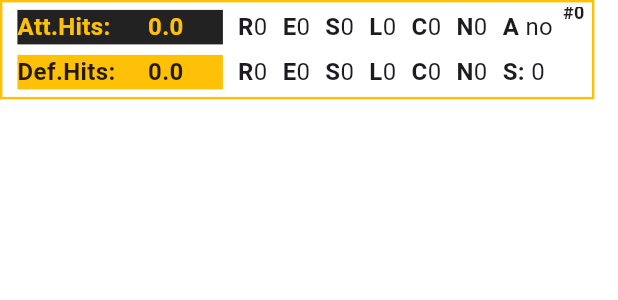
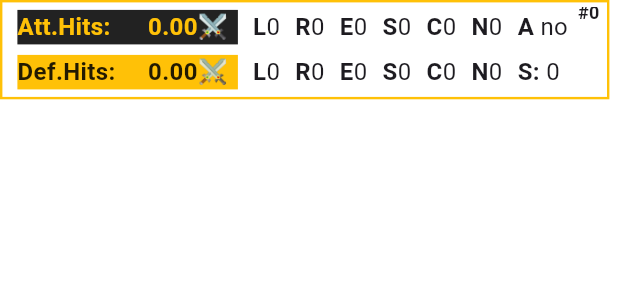
Before and after one commit to ismakc/Battle-Simulator-War-for-Arrakis, a Flutter app: the BattleHistoryItem widget shown alone on an empty page, opened directly with empty values, on a phone screen of 412 x 824 dp. Shown: the top 300 px of the screen. Run offline on Flutter 3.47's test engine with Material 3 defaults, Android fonts, the light colour scheme and no system bars; our stand-ins replace flutter_bloc, freezed_annotation, package_info_plus.

Commit message:
Add round count a simple refactoring in BattleResult

```diff
--- a/lib/domain/battle_result.dart
+++ b/lib/domain/battle_result.dart
@@ -1,4 +1,5 @@
 import 'package:bswfa/domain/attacking_legion.dart';
+import 'package:bswfa/domain/battle_scenario.dart';
 import 'package:bswfa/domain/defending_legion.dart';
 import 'package:freezed_annotation/freezed_annotation.dart';
 
@@ -6,10 +7,35 @@ part 'battle_result.freezed.dart';
 
 @freezed
 class BattleResult with _$BattleResult {
+  const BattleResult._();
+
   const factory BattleResult({
+    required int rounds,
     required double attackerExpectedHits,
     required double defenderExpectedHits,
-    required AttackingLegion attackingLegion,
-    required DefendingLegion defendingLegion,
+    required BattleScenario battleScenario,
   }) = _BattleStatistic;
+
+  factory BattleResult.defaultValues() => BattleResult(
+        rounds: 0,
+        attackerExpectedHits: 0.0,
+        defenderExpectedHits: 0.0,
+        battleScenario: BattleScenario.defaultValues(),
+      );
+
+  AttackingLegion get attackingLegion => battleScenario.attackingLegion;
+
+  DefendingLegion get defendingLegion => battleScenario.defendingLegion;
+
+  String winner() {
+    final AttackingLegion attackingLegion = battleScenario.attackingLegion;
+    final DefendingLegion defendingLegion = battleScenario.defendingLegion;
+    if (attackingLegion.lifeCount() > defendingLegion.lifeCount()) {
+      return 'Attacker';
+    } else if (attackingLegion.lifeCount() < defendingLegion.lifeCount()) {
+      return 'Defender';
+    } else {
+      return 'Draw';
+    }
+  }
 }
--- a/lib/presentation/widgets/battle_simulator/battle_history_item.dart
+++ b/lib/presentation/widgets/battle_simulator/battle_history_item.dart
@@ -94,9 +94,9 @@ class BattleHistoryItem extends StatelessWidget {
                   width: 20,
                 ),
                 SizedBox(
-                  width: 50,
+                  width: 60,
                   child: Text(
-                    '$hits',
+                    '${hits.toStringAsFixed(2)}\u{2694}',
                     style: TextStyle(
                       fontSize: 16,
                       fontWeight: FontWeight.bold,
@@ -107,10 +107,10 @@ class BattleHistoryItem extends StatelessWidget {
               ],
             ),
           ),
+          _buildRichText('L', '${legion.genericLeaders}'),
           _buildRichText('R', '${legion.regularUnits}'),
           _buildRichText('E', '${legion.eliteUnits}'),
           _buildRichText('S', '${legion.specialEliteUnits}'),
-          _buildRichText('L', '${legion.genericLeaders}'),
           _buildRichText('C', '${legion.usedCards}'),
           _buildRichText('N', '${legion.namedLeaders.length}'),
           _buildRichText(
```
Also changed, not shown: lib/service/battle_simulator.dart (+10 -4 lines), lib/domain/battle_result.freezed.dart.
